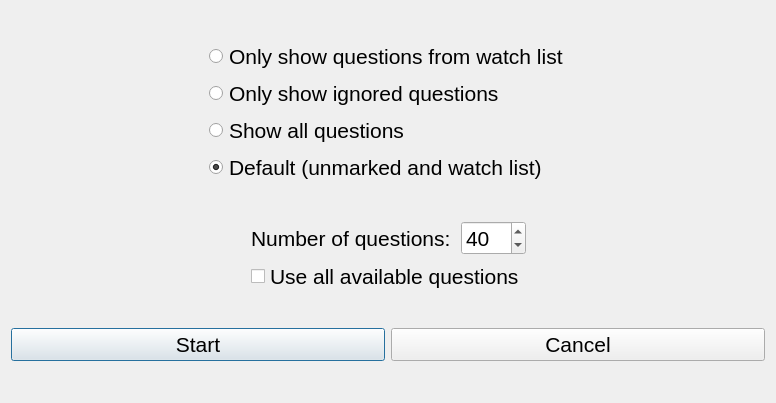
The window that pilot_utils/azf_trainer/ui/dialog_new_training.ui (jufi2112/pilot_utils) describes before a commit, drawn with Qt 5.
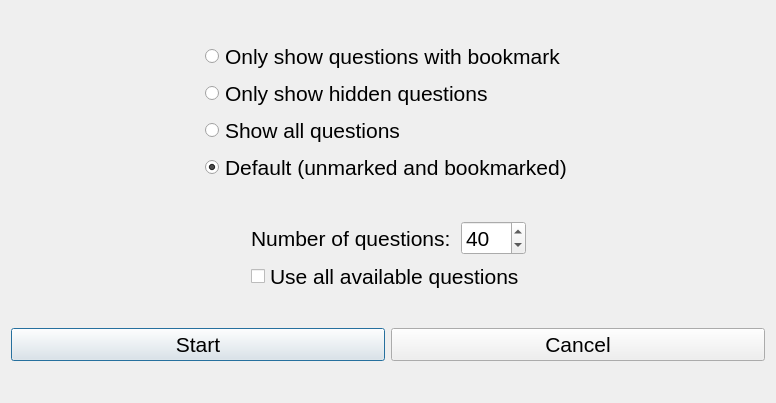
The same window after the commit.

Commit message: added bookmark / hidden mode (issue #4)

```diff
--- a/pilot_utils/azf_trainer/ui/dialog_new_training.ui
+++ b/pilot_utils/azf_trainer/ui/dialog_new_training.ui
@@ -55,7 +55,7 @@
           </font>
          </property>
          <property name="text">
-          <string>Only show questions from watch list</string>
+          <string>Only show questions with bookmark</string>
          </property>
         </widget>
        </item>
@@ -67,7 +67,7 @@
           </font>
          </property>
          <property name="text">
-          <string>Only show ignored questions</string>
+          <string>Only show hidden questions</string>
          </property>
         </widget>
        </item>
@@ -91,7 +91,7 @@
           </font>
          </property>
          <property name="text">
-          <string>Default (unmarked and watch list)</string>
+          <string>Default (unmarked and bookmarked)</string>
          </property>
          <property name="checked">
           <bool>true</bool>
```
The commit also changes 12 other files.
